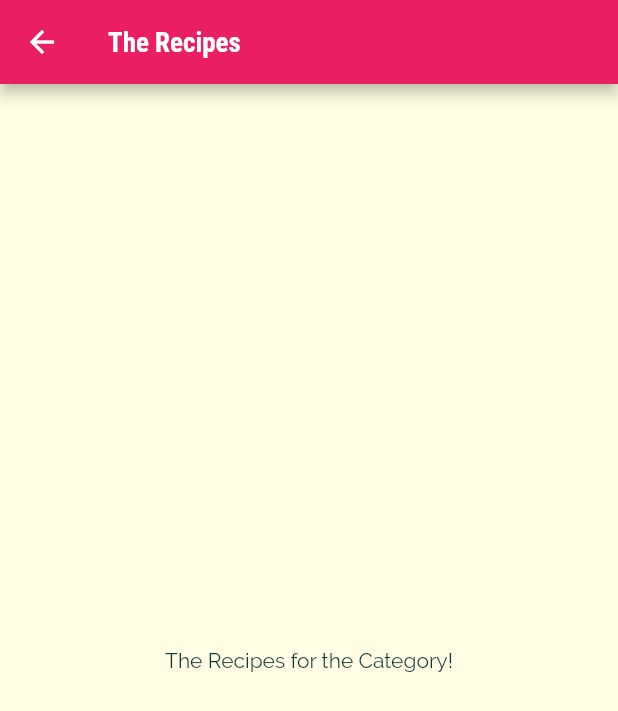
After one commit to rishabh72/meals_app_flutter, a Flutter app: the screen it shows after launch, after a tap on "Italian", on a phone screen of 412 x 824 dp. The commit adds this screen. Shown: the top 711 px of the screen. Run offline on Flutter 3.47's test engine with Material 2 defaults, Android fonts, the phone set to English and light mode, and no system bars.

Commit message:
navigating to new page

```diff
--- /dev/null
+++ b/lib/categories_meals_screen.dart
@@ -0,0 +1,15 @@
+import 'package:flutter/material.dart';
+
+class CategoriesMealsScreen extends StatelessWidget {
+  @override
+  Widget build(BuildContext context) {
+    return Scaffold(
+      appBar: AppBar(
+        title: Text('The Recipes'),
+      ),
+      body: Center(
+        child: Text('The Recipes for the Category!'),
+      ),
+    );
+  }
+}
--- a/lib/category_item.dart
+++ b/lib/category_item.dart
@@ -1,4 +1,5 @@
 import 'package:flutter/material.dart';
+import 'package:meals_app/categories_meals_screen.dart';
 
 class CategoryItem extends StatelessWidget {
   final String title;
@@ -6,9 +7,19 @@ class CategoryItem extends StatelessWidget {
 
   CategoryItem(this.title, this.color);
 
+  void selectCategory(BuildContext ctx) {
+    Navigator.of(ctx).push(MaterialPageRoute(builder: (_) {
+      return CategoriesMealsScreen();
+    }));
+  }
+
   @override
   Widget build(BuildContext context) {
-    return Container(
+    return InkWell(
+      onTap: () => selectCategory(context),
+      splashColor: Theme.of(context).primaryColor,
+      borderRadius: BorderRadius.circular(15),
+      child: Container(
         padding: const EdgeInsets.all(15),
         child: Text(
           title,
@@ -25,6 +36,7 @@ class CategoryItem extends StatelessWidget {
           ),
           borderRadius: BorderRadius.circular(15),
         ),
+      ),
     );
   }
 }
```
Lines whose indentation alone changed are shown as unchanged.
